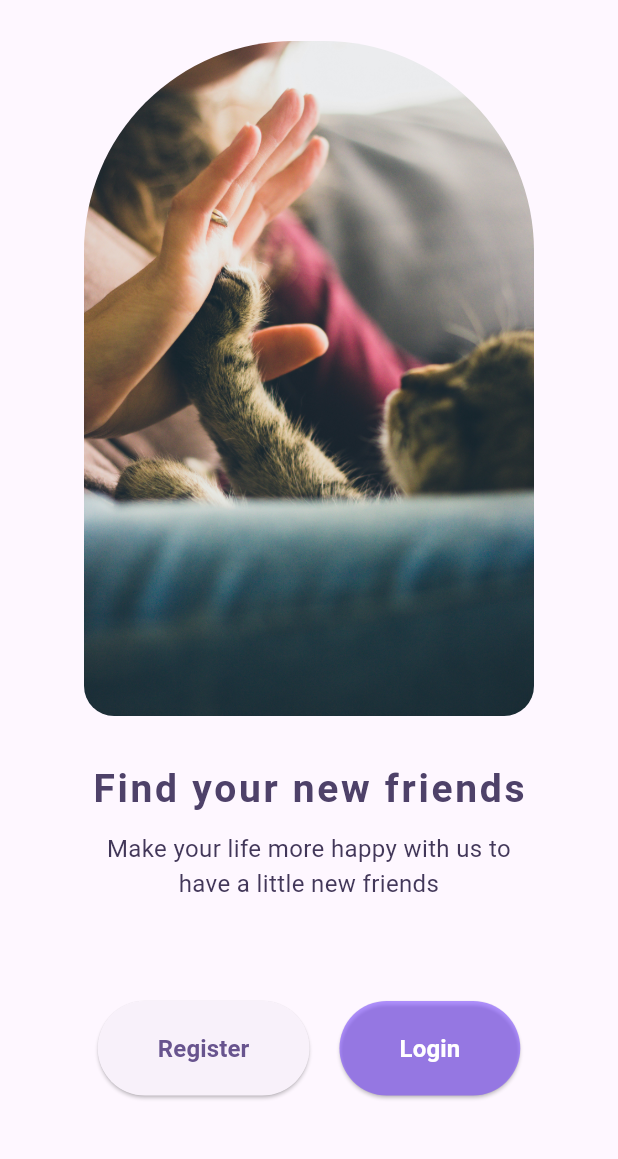
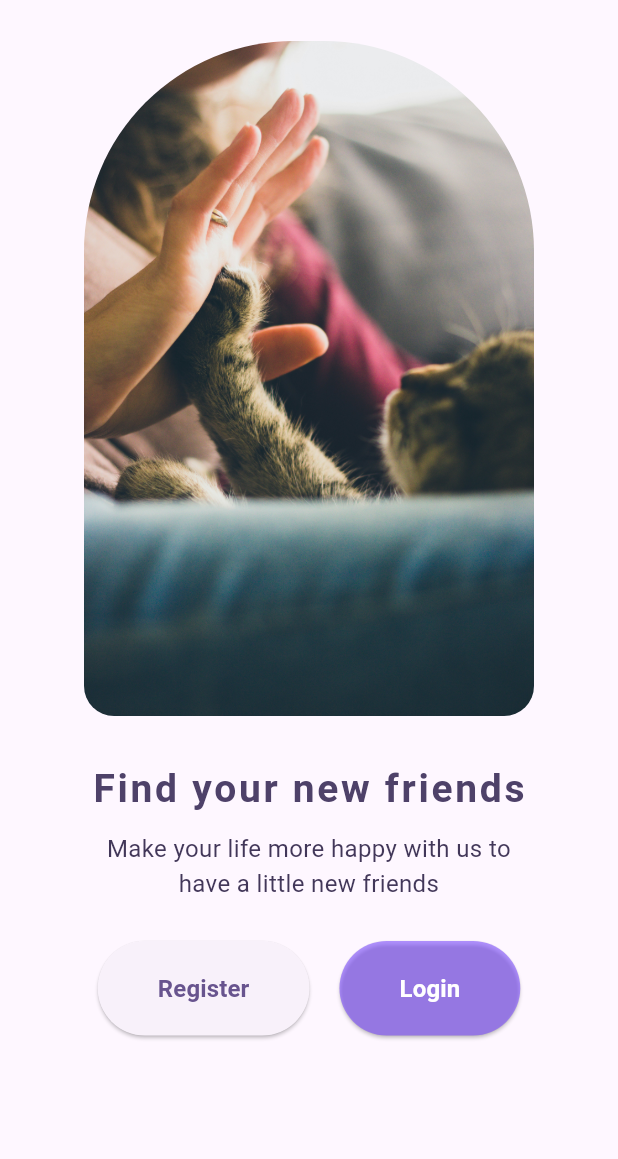
Before and after one commit to RaphaCardoso/pet-adopt, a Flutter app: the screen it shows after launch, on a phone screen of 412 x 824 dp, the part 73-1232 px from its top. Run offline on Flutter 3.47's test engine with Material 3 defaults, Android fonts, the phone set to English and light mode, and no system bars; our stand-ins replace localstorage; Roboto replaces fonts that are missing (Poppins).

Commit message:
resolvendo bugs de detalhes

```diff
--- a/pet_adopt_project/lib/services/home_controller.dart
+++ b/pet_adopt_project/lib/services/home_controller.dart
@@ -4,8 +4,8 @@ import 'dart:convert';
 import 'package:http/http.dart' as http;
 
 Future<Map<String, dynamic>> getPets() async {
-  final response = await http
-      .get(Uri.parse('https://pet-adopt-dq32j.ondigitalocean.app/pet/pets'));
+  final response = await http.get(Uri.parse(
+      'https://pet-adopt-dq32j.ondigitalocean.app/pet/pets?page=${5}&limit=6'));
 
   if (response.statusCode == 200) {
     return jsonDecode(response.body);
--- a/pet_adopt_project/lib/view/pages/formNewPet.dart
+++ b/pet_adopt_project/lib/view/pages/formNewPet.dart
@@ -60,7 +60,7 @@ class _NewPetState extends State<NewPet> {
         child: Column(
           children: [
             Container(
-              margin: const EdgeInsets.only(right: 40, left: 40),
+              margin: const EdgeInsets.only(right: 40, left: 40, top: 30),
               padding: const EdgeInsets.all(20),
               color: const Color.fromARGB(50, 124, 77, 255),
               child: Column(
--- a/pet_adopt_project/lib/view/pages/home.dart
+++ b/pet_adopt_project/lib/view/pages/home.dart
@@ -231,7 +231,7 @@ class _HomeState extends State<Home> {
                   List<dynamic> images = pets[index]['images'];
 
                   return Padding(
-                    padding: const EdgeInsets.symmetric(horizontal: 8.0),
+                    padding: const EdgeInsets.symmetric(horizontal: 5.0),
                     child: Pets(
                         name: pets[index]['name'],
                         images: images,
--- a/pet_adopt_project/lib/view/pages/intro.dart
+++ b/pet_adopt_project/lib/view/pages/intro.dart
@@ -15,6 +15,7 @@ class _introPageState extends State<IntroPage> {
   Widget build(BuildContext context) {
     return Scaffold(
       appBar: AppBar(
+        automaticallyImplyLeading: false,
         title: Container(
           margin: const EdgeInsets.only(top: 10),
           alignment: Alignment.center,
@@ -61,7 +62,7 @@ class _introPageState extends State<IntroPage> {
               mainAxisAlignment: MainAxisAlignment.center,
               children: [
                 SizedBox(
-                  height: 160,
+                  height: 120,
                   width: 300,
                   child: Column(
                     children: [
```
Also changed, not shown: pet_adopt_project/lib/view/pages/detailsPet.dart (+13 -6 lines).
